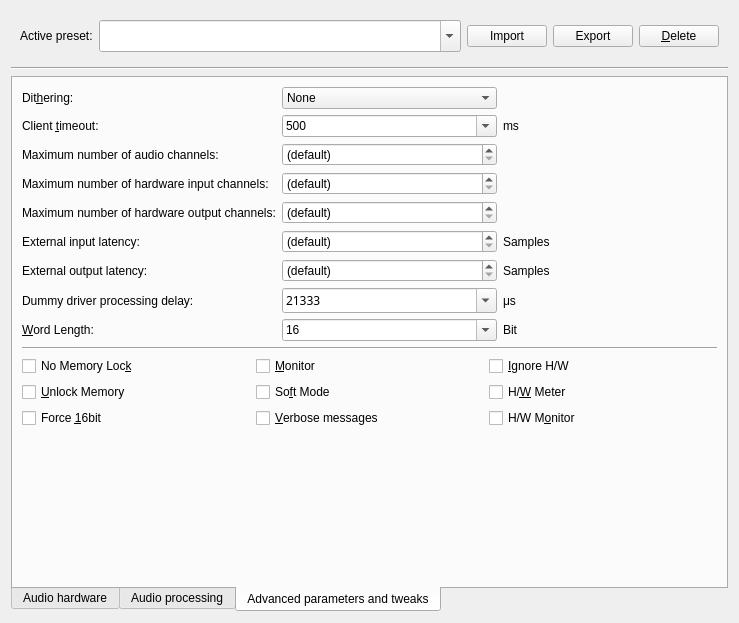
First picture: the form in jackcontrol/jackpresetswidget.ui, repository 6676401088/jackcontrol, before the edit.
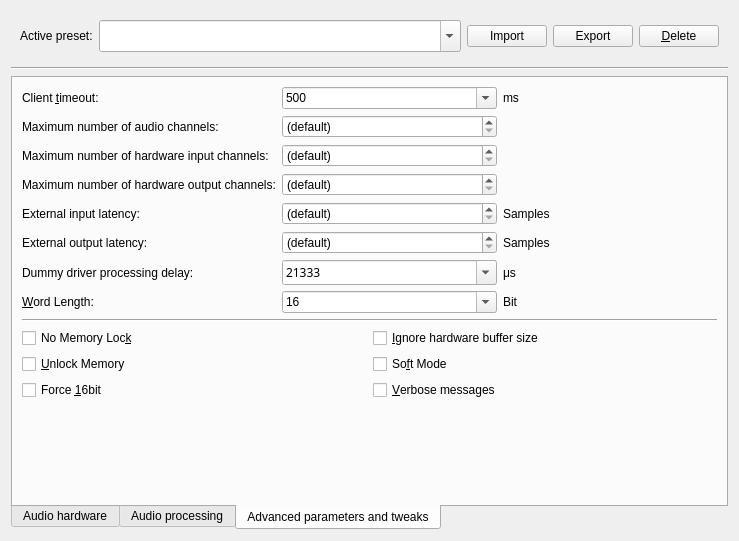
Second picture: the form after the edit. The open tabs and pages were chosen to show the change. Icons and pictures are not drawn. Custom widgets are drawn as their Qt base class.

Commit message: Fixed preset loading.

Patch:
```diff
--- a/jackcontrol/jackpresetswidget.ui
+++ b/jackcontrol/jackpresetswidget.ui
@@ -7,7 +7,7 @@
     <x>0</x>
     <y>0</y>
     <width>739</width>
-    <height>623</height>
+    <height>541</height>
    </rect>
   </property>
   <property name="windowTitle">
@@ -702,6 +702,44 @@
              <string>1024</string>
             </property>
            </item>
+          </widget>
+         </item>
+         <item row="4" column="0">
+          <widget class="QLabel" name="DitherTextLabel">
+           <property name="font">
+            <font>
+             <weight>50</weight>
+             <bold>false</bold>
+            </font>
+           </property>
+           <property name="frameShape">
+            <enum>QFrame::NoFrame</enum>
+           </property>
+           <property name="frameShadow">
+            <enum>QFrame::Plain</enum>
+           </property>
+           <property name="text">
+            <string>Dithering:</string>
+           </property>
+           <property name="alignment">
+            <set>Qt::AlignLeading|Qt::AlignLeft|Qt::AlignVCenter</set>
+           </property>
+           <property name="wordWrap">
+            <bool>false</bool>
+           </property>
+          </widget>
+         </item>
+         <item row="4" column="1">
+          <widget class="QComboBox" name="DitherComboBox">
+           <property name="font">
+            <font>
+             <weight>50</weight>
+             <bold>false</bold>
+            </font>
+           </property>
+           <property name="toolTip">
+            <string>Set dither mode</string>
+           </property>
            <item>
             <property name="text">
              <string>2048</string>
@@ -738,6 +776,89 @@
          </property>
         </widget>
        </item>
+       <item>
+        <layout class="QGridLayout" name="gridLayout_5">
+         <item row="0" column="0">
+          <widget class="QCheckBox" name="enableRealtimeProcessingCheckBox">
+           <property name="font">
+            <font>
+             <weight>50</weight>
+             <bold>false</bold>
+            </font>
+           </property>
+           <property name="toolTip">
+            <string>Use realtime scheduling</string>
+           </property>
+           <property name="layoutDirection">
+            <enum>Qt::LeftToRight</enum>
+           </property>
+           <property name="text">
+            <string>Enable &amp;realtime processing mode</string>
+           </property>
+           <property name="shortcut">
+            <string>Alt+R</string>
+           </property>
+          </widget>
+         </item>
+         <item row="0" column="1">
+          <widget class="QCheckBox" name="HWMonCheckBox">
+           <property name="font">
+            <font>
+             <weight>50</weight>
+             <bold>false</bold>
+            </font>
+           </property>
+           <property name="toolTip">
+            <string>Enable hardware monitoring of capture ports</string>
+           </property>
+           <property name="text">
+            <string>Hardware monitoring</string>
+           </property>
+           <property name="shortcut">
+            <string>Alt+O</string>
+           </property>
+          </widget>
+         </item>
+         <item row="1" column="0">
+          <widget class="QCheckBox" name="HWMeterCheckBox">
+           <property name="font">
+            <font>
+             <weight>50</weight>
+             <bold>false</bold>
+            </font>
+           </property>
+           <property name="toolTip">
+            <string>Enable hardware metering on cards that support it</string>
+           </property>
+           <property name="text">
+            <string>Hardware metering</string>
+           </property>
+           <property name="shortcut">
+            <string>Alt+W</string>
+           </property>
+          </widget>
+         </item>
+         <item row="1" column="1">
+          <widget class="QCheckBox" name="MonitorCheckBox">
+           <property name="font">
+            <font>
+             <weight>50</weight>
+             <bold>false</bold>
+            </font>
+           </property>
+           <property name="toolTip">
+            <string>Provide output monitor ports</string>
+           </property>
+           <property name="text">
+            <string>Provide &amp;monitor ports</string>
+           </property>
+           <property name="shortcut">
+            <string>Alt+M</string>
+           </property>
+          </widget>
+         </item>
+        </layout>
+       </item>
        <item>
         <spacer name="verticalSpacer_2">
          <property name="orientation">
@@ -764,15 +885,8 @@
       <layout class="QVBoxLayout" name="verticalLayout_8">
        <item>
         <layout class="QGridLayout" name="gridLayout_2">
-         <item row="1" column="2">
-          <widget class="QLabel" name="label">
-           <property name="text">
-            <string>ms</string>
-           </property>
-          </widget>
-         </item>
-         <item row="2" column="1">
-          <widget class="QSpinBox" name="ChanSpinBox">
+         <item row="4" column="1">
+          <widget class="QSpinBox" name="InLatencySpinBox">
            <property name="font">
             <font>
              <weight>50</weight>
@@ -786,114 +900,26 @@
             <string>(default)</string>
            </property>
            <property name="maximum">
-            <number>999</number>
+            <number>9999999</number>
            </property>
           </widget>
          </item>
          <item row="3" column="0">
-          <widget class="QLabel" name="label_2">
-           <property name="text">
-            <string>Maximum number of hardware input channels:</string>
-           </property>
-          </widget>
-         </item>
-         <item row="7" column="0">
-          <widget class="QLabel" name="WaitTextLabel">
-           <property name="font">
-            <font>
-             <weight>50</weight>
-             <bold>false</bold>
-            </font>
-           </property>
-           <property name="text">
-            <string>Dummy driver processing delay:</string>
-           </property>
-           <property name="alignment">
-            <set>Qt::AlignLeading|Qt::AlignLeft|Qt::AlignVCenter</set>
-           </property>
-           <property name="wordWrap">
-            <bool>false</bool>
-           </property>
-           <property name="buddy">
-            <cstring>WaitComboBox</cstring>
-           </property>
-          </widget>
-         </item>
-         <item row="6" column="2">
-          <widget class="QLabel" name="label_8">
-           <property name="text">
-            <string>Samples</string>
-           </property>
-          </widget>
-         </item>
-         <item row="4" column="0">
           <widget class="QLabel" name="label_4">
            <property name="text">
             <string>Maximum number of hardware output channels:</string>
            </property>
           </widget>
          </item>
-         <item row="6" column="0">
-          <widget class="QLabel" name="label_7">
+         <item row="2" column="0">
+          <widget class="QLabel" name="label_2">
            <property name="text">
-            <string>External output latency:</string>
-           </property>
-          </widget>
-         </item>
-         <item row="3" column="1">
-          <widget class="QSpinBox" name="InChannelsSpinBox">
-           <property name="font">
-            <font>
-             <weight>50</weight>
-             <bold>false</bold>
-            </font>
-           </property>
-           <property name="toolTip">
-            <string>Maximum input audio hardware channels to allocate</string>
-           </property>
-           <property name="specialValueText">
-            <string>(default)</string>
-           </property>
-           <property name="maximum">
-            <number>999</number>
-           </property>
-          </widget>
-         </item>
-         <item row="5" column="2">
-          <widget class="QLabel" name="label_6">
-           <property name="text">
-            <string>Samples</string>
-           </property>
-          </widget>
-         </item>
-         <item row="7" column="2">
-          <widget class="QLabel" name="label_9">
-           <property name="text">
-            <string>μs</string>
-           </property>
-          </widget>
-         </item>
-         <item row="4" column="1">
-          <widget class="QSpinBox" name="OutChannelsSpinBox">
-           <property name="font">
-            <font>
-             <weight>50</weight>
-             <bold>false</bold>
-            </font>
-           </property>
-           <property name="toolTip">
-            <string>Maximum output audio hardware channels to allocate</string>
-           </property>
-           <property name="specialValueText">
-            <string>(default)</string>
-           </property>
-           <property name="maximum">
-            <number>999</number>
+            <string>Maximum number of hardware input channels:</string>
            </property>
           </widget>
          </item>
          <item row="5" column="1">
-          <widget class="QSpinBox" name="InLatencySpinBox">
+          <widget class="QSpinBox" name="OutLatencySpinBox">
            <property name="font">
             <font>
              <weight>50</weight>
@@ -911,97 +937,7 @@
            </property>
           </widget>
          </item>
-         <item row="1" column="0">
-          <widget class="QLabel" name="TimeoutTextLabel">
-           <property name="font">
-            <font>
-             <weight>50</weight>
-             <italic>false</italic>
-             <bold>false</bold>
-            </font>
-           </property>
-           <property name="frameShape">
-            <enum>QFrame::NoFrame</enum>
-           </property>
-           <property name="frameShadow">
-            <enum>QFrame::Plain</enum>
-           </property>
-           <property name="text">
-            <string>Client &amp;timeout:</string>
-           </property>
-           <property name="alignment">
-            <set>Qt::AlignLeading|Qt::AlignLeft|Qt::AlignVCenter</set>
-           </property>
-           <property name="wordWrap">
-            <bool>false</bool>
-           </property>
-           <property name="buddy">
-            <cstring>TimeoutComboBox</cstring>
-           </property>
-          </widget>
-         </item>
-         <item row="0" column="0">
-          <widget class="QLabel" name="DitherTextLabel">
-           <property name="font">
-            <font>
-             <weight>50</weight>
-             <bold>false</bold>
-            </font>
-           </property>
-           <property name="frameShape">
-            <enum>QFrame::NoFrame</enum>
-           </property>
-           <property name="frameShadow">
-            <enum>QFrame::Plain</enum>
-           </property>
-           <property name="text">
-            <string>Dit&amp;hering:</string>
-           </property>
-           <property name="alignment">
-            <set>Qt::AlignLeading|Qt::AlignLeft|Qt::AlignVCenter</set>
-           </property>
-           <property name="wordWrap">
-            <bool>false</bool>
-           </property>
-           <property name="buddy">
-            <cstring>DitherComboBox</cstring>
-           </property>
-          </widget>
-         </item>
          <item row="0" column="1">
-          <widget class="QComboBox" name="DitherComboBox">
-           <property name="font">
-            <font>
-             <weight>50</weight>
-             <bold>false</bold>
-            </font>
-           </property>
-           <property name="toolTip">
-            <string>Set dither mode</string>
-           </property>
-           <item>
-            <property name="text">
-             <string>None</string>
-            </property>
-           </item>
-           <item>
-            <property name="text">
-             <string>Rectangular</string>
-            </property>
-           </item>
-           <item>
-            <property name="text">
-             <string>Shaped</string>
-            </property>
-           </item>
-           <item>
-            <property name="text">
-             <string>Triangular</string>
-            </property>
-           </item>
-          </widget>
-         </item>
-         <item row="1" column="1">
           <widget class="QComboBox" name="TimeoutComboBox">
            <property name="font">
             <font>
@@ -1051,39 +987,178 @@
           </widget>
          </item>
          <item row="5" column="0">
+          <widget class="QLabel" name="label_7">
+           <property name="text">
+            <string>External output latency:</string>
+           </property>
+          </widget>
+         </item>
+         <item row="1" column="1">
+          <widget class="QSpinBox" name="ChanSpinBox">
+           <property name="font">
+            <font>
+             <weight>50</weight>
+             <bold>false</bold>
+            </font>
+           </property>
+           <property name="toolTip">
+            <string>Maximum number of audio channels to allocate</string>
+           </property>
+           <property name="specialValueText">
+            <string>(default)</string>
+           </property>
+           <property name="maximum">
+            <number>999</number>
+           </property>
+          </widget>
+         </item>
+         <item row="7" column="1">
+          <widget class="QComboBox" name="WordLengthComboBox">
+           <property name="font">
+            <font>
+             <weight>50</weight>
+             <bold>false</bold>
+            </font>
+           </property>
+           <property name="acceptDrops">
+            <bool>false</bool>
+           </property>
+           <property name="toolTip">
+            <string>Word length</string>
+           </property>
+           <property name="editable">
+            <bool>true</bool>
+           </property>
+           <item>
+            <property name="text">
+             <string>16</string>
+            </property>
+           </item>
+           <item>
+            <property name="text">
+             <string>32</string>
+            </property>
+           </item>
+           <item>
+            <property name="text">
+             <string>64</string>
+            </property>
+           </item>
+          </widget>
+         </item>
+         <item row="5" column="2">
+          <widget class="QLabel" name="label_8">
+           <property name="text">
+            <string>Samples</string>
+           </property>
+          </widget>
+         </item>
+         <item row="6" column="0">
+          <widget class="QLabel" name="WaitTextLabel">
+           <property name="font">
+            <font>
+             <weight>50</weight>
+             <bold>false</bold>
+            </font>
+           </property>
+           <property name="text">
+            <string>Dummy driver processing delay:</string>
+           </property>
+           <property name="alignment">
+            <set>Qt::AlignLeading|Qt::AlignLeft|Qt::AlignVCenter</set>
+           </property>
+           <property name="wordWrap">
+            <bool>false</bool>
+           </property>
+           <property name="buddy">
+            <cstring>WaitComboBox</cstring>
+           </property>
+          </widget>
+         </item>
+         <item row="0" column="2">
+          <widget class="QLabel" name="label">
+           <property name="text">
+            <string>ms</string>
+           </property>
+          </widget>
+         </item>
+         <item row="1" column="0">
+          <widget class="QLabel" name="label_3">
+           <property name="text">
+            <string>Maximum number of audio channels:</string>
+           </property>
+          </widget>
+         </item>
+         <item row="4" column="0">
           <widget class="QLabel" name="label_5">
            <property name="text">
             <string>External input latency:</string>
            </property>
           </widget>
          </item>
+         <item row="4" column="2">
+          <widget class="QLabel" name="label_6">
+           <property name="text">
+            <string>Samples</string>
+           </property>
+          </widget>
+         </item>
+         <item row="3" column="1">
+          <widget class="QSpinBox" name="OutChannelsSpinBox">
+           <property name="font">
+            <font>
+             <weight>50</weight>
+             <bold>false</bold>
+            </font>
+           </property>
+           <property name="toolTip">
+            <string>Maximum output audio hardware channels to allocate</string>
+           </property>
+           <property name="specialValueText">
+            <string>(default)</string>
+           </property>
+           <property name="maximum">
+            <number>999</number>
+           </property>
+          </widget>
+         </item>
+         <item row="0" column="0">
+          <widget class="QLabel" name="TimeoutTextLabel">
+           <property name="font">
+            <font>
+             <weight>50</weight>
+             <italic>false</italic>
+             <bold>false</bold>
+            </font>
+           </property>
+           <property name="frameShape">
+            <enum>QFrame::NoFrame</enum>
+           </property>
+           <property name="frameShadow">
+            <enum>QFrame::Plain</enum>
+           </property>
+           <property name="text">
+            <string>Client &amp;timeout:</string>
+           </property>
+           <property name="alignment">
+            <set>Qt::AlignLeading|Qt::AlignLeft|Qt::AlignVCenter</set>
+           </property>
+           <property name="wordWrap">
+            <bool>false</bool>
+           </property>
+           <property name="buddy">
+            <cstring>TimeoutComboBox</cstring>
+           </property>
+          </widget>
+         </item>
+         <item row="6" column="2">
+          <widget class="QLabel" name="label_9">
+           <property name="text">
+            <string>μs</string>
+           </property>
+          </widget>
+         </item>
          <item row="6" column="1">
-          <widget class="QSpinBox" name="OutLatencySpinBox">
-           <property name="font">
-            <font>
-             <weight>50</weight>
-             <bold>false</bold>
-            </font>
-           </property>
-           <property name="toolTip">
-            <string>External output latency (frames)</string>
-           </property>
-           <property name="specialValueText">
-            <string>(default)</string>
-           </property>
-           <property name="maximum">
-            <number>9999999</number>
-           </property>
-          </widget>
-         </item>
-         <item row="2" column="0">
-          <widget class="QLabel" name="label_3">
-           <property name="text">
-            <string>Maximum number of audio channels:</string>
-           </property>
-          </widget>
-         </item>
-         <item row="7" column="1">
           <widget class="QComboBox" name="WaitComboBox">
            <property name="font">
             <font>
@@ -1108,7 +1183,14 @@
            </item>
           </widget>
          </item>
-         <item row="8" column="0">
+         <item row="7" column="2">
+          <widget class="QLabel" name="label_10">
+           <property name="text">
+            <string>Bit</string>
+           </property>
+          </widget>
+         </item>
+         <item row="7" column="0">
           <widget class="QLabel" name="WordLengthTextLabel">
            <property name="font">
             <font>
@@ -1130,8 +1212,8 @@
            </property>
           </widget>
          </item>
-         <item row="8" column="1">
-          <widget class="QComboBox" name="WordLengthComboBox">
+         <item row="2" column="1">
+          <widget class="QSpinBox" name="InChannelsSpinBox">
            <property name="font">
             <font>
              <weight>50</weight>
@@ -1144,30 +1226,11 @@
            <property name="toolTip">
             <string>Word length</string>
            </property>
-           <property name="editable">
-            <bool>true</bool>
+           <property name="specialValueText">
+            <string>(default)</string>
            </property>
-           <item>
-            <property name="text">
-             <string>16</string>
-            </property>
-           </item>
-           <item>
-            <property name="text">
-             <string>32</string>
-            </property>
-           </item>
-           <item>
-            <property name="text">
-             <string>64</string>
-            </property>
-           </item>
-          </widget>
-         </item>
-         <item row="8" column="2">
-          <widget class="QLabel" name="label_10">
-           <property name="text">
-            <string>Bit</string>
+           <property name="maximum">
+            <number>999</number>
            </property>
           </widget>
          </item>
@@ -1181,7 +1244,7 @@
         </widget>
        </item>
        <item>
-        <layout class="QGridLayout" name="gridLayout_3" rowstretch="0,0,0">
+        <layout class="QGridLayout" name="gridLayout_3">
          <item row="0" column="0">
           <widget class="QCheckBox" name="NoMemLockCheckBox">
            <property name="font">
@@ -1201,8 +1264,8 @@
            </property>
           </widget>
          </item>
-         <item row="2" column="1">
-          <widget class="QCheckBox" name="VerboseCheckBox">
+         <item row="0" column="1">
+          <widget class="QCheckBox" name="IgnoreHWCheckBox">
            <property name="font">
             <font>
              <weight>50</weight>
@@ -1213,15 +1276,15 @@
             <string>Whether to give verbose output on messages</string>
            </property>
            <property name="text">
-            <string>&amp;Verbose messages</string>
+            <string>&amp;Ignore hardware buffer size</string>
            </property>
            <property name="shortcut">
             <string>Alt+V</string>
            </property>
           </widget>
          </item>
-         <item row="2" column="2">
-          <widget class="QCheckBox" name="HWMonCheckBox">
+         <item row="1" column="0">
+          <widget class="QCheckBox" name="UnlockMemCheckBox">
            <property name="font">
             <font>
              <weight>50</weight>
@@ -1232,7 +1295,7 @@
             <string>Enable hardware monitoring of capture ports</string>
            </property>
            <property name="text">
-            <string>H/W M&amp;onitor</string>
+            <string>&amp;Unlock Memory</string>
            </property>
            <property name="shortcut">
             <string>Alt+O</string>
@@ -1277,8 +1340,8 @@
            </property>
           </widget>
          </item>
-         <item row="1" column="2">
-          <widget class="QCheckBox" name="HWMeterCheckBox">
+         <item row="2" column="1">
+          <widget class="QCheckBox" name="VerboseCheckBox">
            <property name="font">
             <font>
              <weight>50</weight>
@@ -1289,67 +1352,10 @@
             <string>Enable hardware metering on cards that support it</string>
            </property>
            <property name="text">
-            <string>H/&amp;W Meter</string>
+            <string>&amp;Verbose messages</string>
            </property>
            <property name="shortcut">
-            <string>Alt+W</string>
-           </property>
-          </widget>
-         </item>
-         <item row="1" column="0">
-          <widget class="QCheckBox" name="UnlockMemCheckBox">
-           <property name="font">
-            <font>
-             <weight>50</weight>
-             <bold>false</bold>
-            </font>
-           </property>
-           <property name="toolTip">
-            <string>Unlock memory of common toolkit libraries (GTK+, QT, FLTK, Wine)</string>
-           </property>
-           <property name="text">
-            <string>&amp;Unlock Memory</string>
-           </property>
-           <property name="shortcut">
-            <string>Alt+U</string>
-           </property>
-          </widget>
-         </item>
-         <item row="0" column="1">
-          <widget class="QCheckBox" name="MonitorCheckBox">
-           <property name="font">
-            <font>
-             <weight>50</weight>
-             <bold>false</bold>
-            </font>
-           </property>
-           <property name="toolTip">
-            <string>Provide output monitor ports</string>
-           </property>
-           <property name="text">
-            <string>&amp;Monitor</string>
-           </property>
-           <property name="shortcut">
-            <string>Alt+M</string>
-           </property>
-          </widget>
-         </item>
-         <item row="0" column="2">
-          <widget class="QCheckBox" name="IgnoreHWCheckBox">
-           <property name="font">
-            <font>
-             <weight>50</weight>
-             <bold>false</bold>
-            </font>
-           </property>
-           <property name="toolTip">
-            <string>Ignore hardware period/buffer size</string>
-           </property>
-           <property name="text">
-            <string>&amp;Ignore H/W</string>
-           </property>
-           <property name="shortcut">
-            <string>Alt+I</string>
+            <string>Alt+V</string>
            </property>
           </widget>
          </item>
```
Left out of the diff: 282 changed lines with no effect on the pictures. The commit also changes 1 other file.
